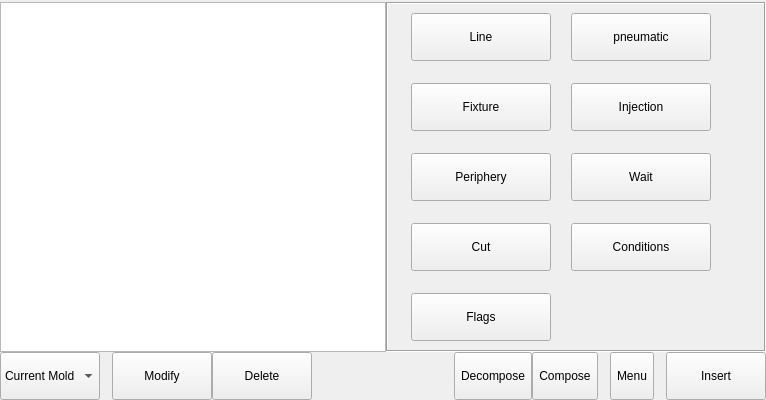
GaussCheng/2-5AxisPunch, file hcinstruction/ichcinstructionpageframe.ui: the form before one commit.
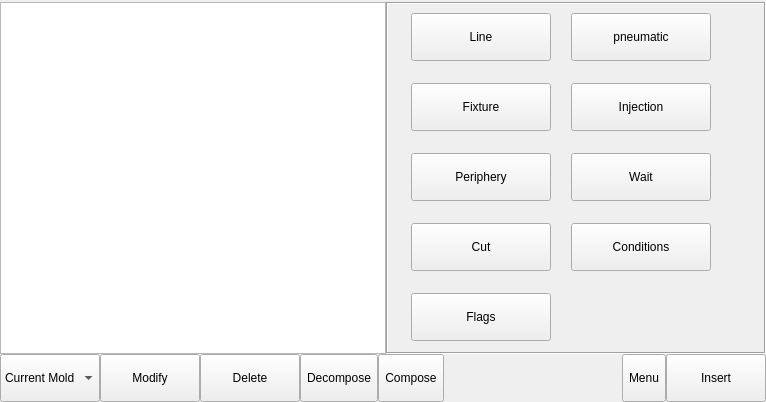
The form after the commit. Icons and pictures are not drawn.

Commit message: 1.对教导页面布局进行小的修饰 2.修改手动轴的页面 3.添加hint4

```diff
--- a/hcinstruction/ichcinstructionpageframe.ui
+++ b/hcinstruction/ichcinstructionpageframe.ui
@@ -7,7 +7,7 @@
     <x>0</x>
     <y>0</y>
     <width>766</width>
-    <height>354</height>
+    <height>402</height>
    </rect>
   </property>
   <property name="windowTitle">
@@ -525,19 +525,6 @@
        </item>
       </widget>
      </item>
-     <item>
-      <spacer name="horizontalSpacer_3">
-       <property name="orientation">
-        <enum>Qt::Horizontal</enum>
-       </property>
-       <property name="sizeHint" stdset="0">
-        <size>
-         <width>40</width>
-         <height>20</height>
-        </size>
-       </property>
-      </spacer>
-     </item>
      <item>
       <widget class="QToolButton" name="modifyToolButton">
        <property name="sizePolicy">
@@ -614,19 +601,6 @@
        </property>
       </widget>
      </item>
-     <item>
-      <spacer name="horizontalSpacer">
-       <property name="orientation">
-        <enum>Qt::Horizontal</enum>
-       </property>
-       <property name="sizeHint" stdset="0">
-        <size>
-         <width>171</width>
-         <height>20</height>
-        </size>
-       </property>
-      </spacer>
-     </item>
      <item>
       <widget class="QToolButton" name="downButton">
        <property name="sizePolicy">
@@ -747,19 +721,6 @@
        </property>
       </widget>
      </item>
-     <item>
-      <spacer name="horizontalSpacer_4">
-       <property name="orientation">
-        <enum>Qt::Horizontal</enum>
-       </property>
-       <property name="sizeHint" stdset="0">
-        <size>
-         <width>40</width>
-         <height>20</height>
-        </size>
-       </property>
-      </spacer>
-     </item>
      <item>
       <widget class="QToolButton" name="insertToolButton">
        <property name="sizePolicy">
```
Left out of the diff: 2 changed lines with no effect on the pictures. The commit also changes 7 other files.
